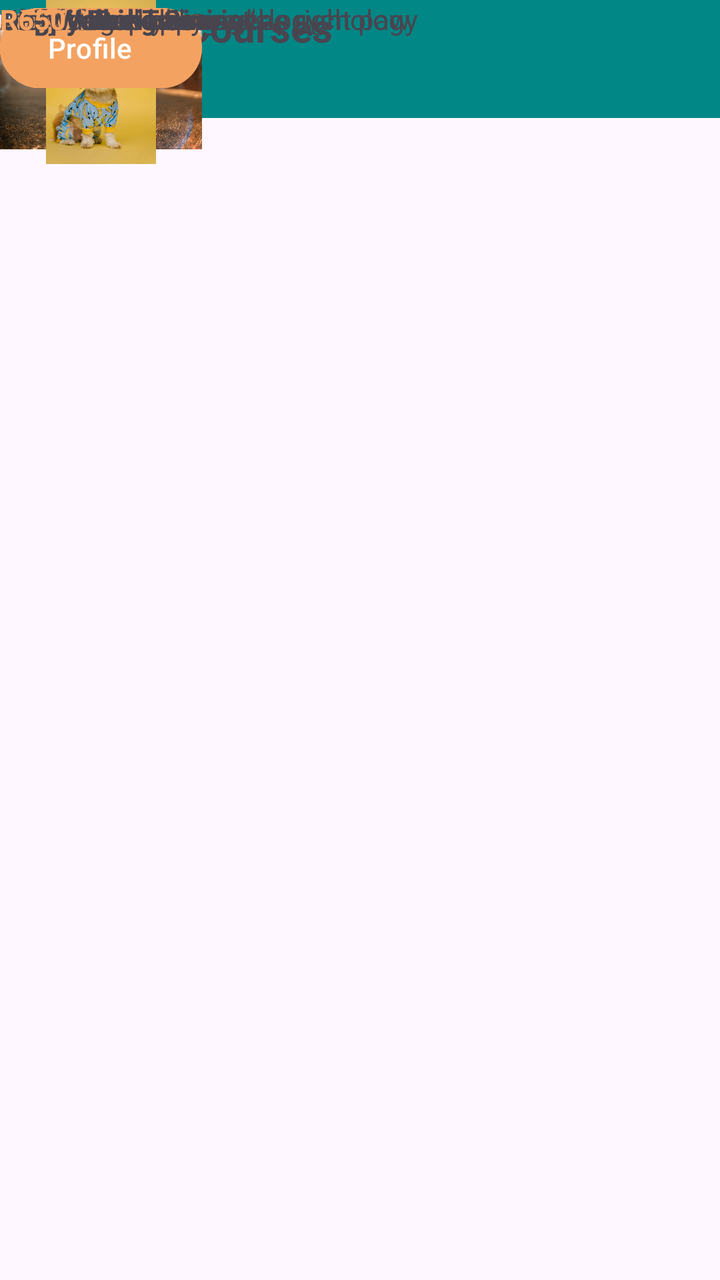
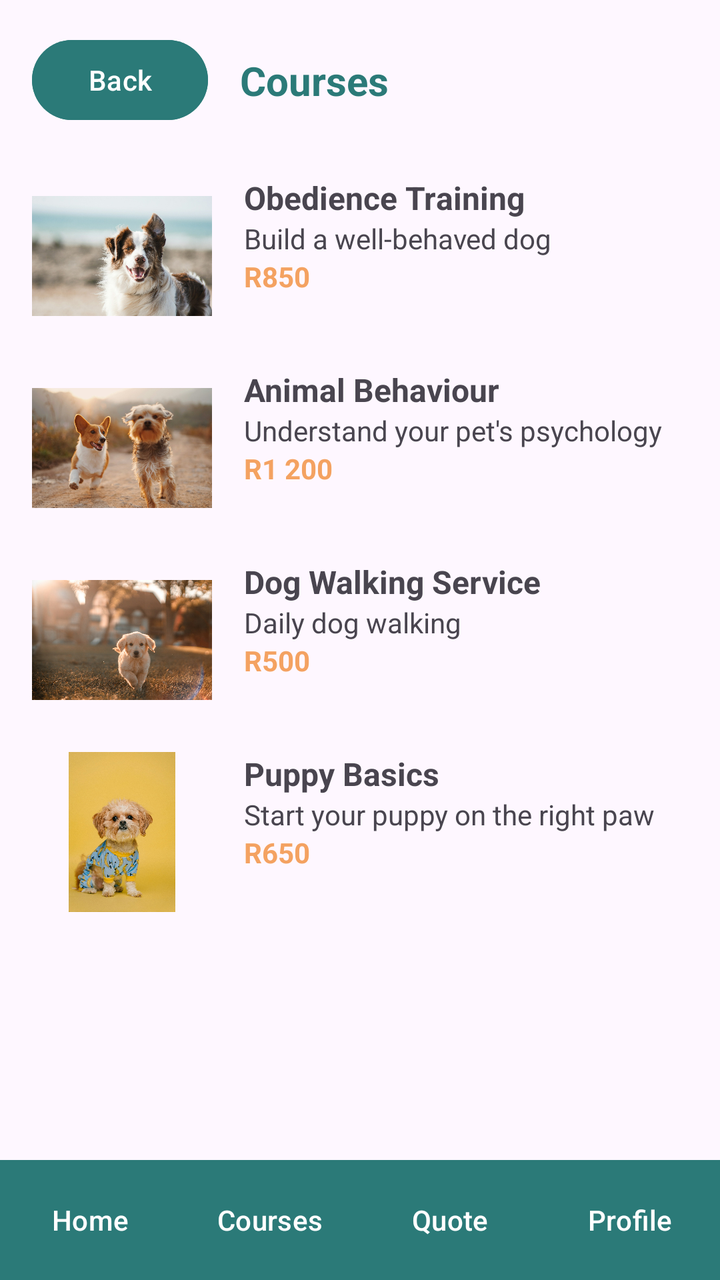

Before-and-after screenshots of an Android layout around one commit, followed by the original layout XML and the change that was made.
<!-- AndroidManifest.xml: application theme Theme.PassitvePetAcademy -->
<!-- res/layout/activity_screen7.xml -->
<?xml version="1.0" encoding="utf-8"?>
<androidx.constraintlayout.widget.ConstraintLayout xmlns:android="http://schemas.android.com/apk/res/android"
    xmlns:app="http://schemas.android.com/apk/res-auto"
    xmlns:tools="http://schemas.android.com/tools"
    android:id="@+id/main"
    android:layout_width="match_parent"
    android:layout_height="match_parent"
    tools:context=".screen7">

    <ImageView
        android:id="@+id/imageView9"
        android:layout_width="412dp"
        android:layout_height="59dp"
        app:srcCompat="@color/design_default_color_secondary_variant"
        tools:layout_editor_absoluteX="1dp"
        tools:layout_editor_absoluteY="672dp" />

    <TextView
        android:id="@+id/textView26"
        android:layout_width="wrap_content"
        android:layout_height="wrap_content"
        android:layout_marginStart="4dp"
        android:text="Courses"
        android:textSize="20sp"
        android:textStyle="bold"
        app:layout_constraintStart_toEndOf="@+id/btnBack7"
        tools:layout_editor_absoluteY="16dp" />

    <Button
        android:id="@+id/btnBack7"
        android:layout_width="wrap_content"
        android:layout_height="wrap_content"
        android:layout_marginTop="9dp"
        android:backgroundTint="#2B7A78"
        android:text="Back"
        app:layout_constraintTop_toTopOf="parent"
        tools:layout_editor_absoluteX="1dp" />

    <ImageView
        android:id="@+id/imageView10"
        android:layout_width="101dp"
        android:layout_height="82dp"
        android:layout_marginTop="18dp"
        android:layout_marginEnd="10dp"
        app:layout_constraintEnd_toStartOf="@+id/textView12"
        app:layout_constraintTop_toBottomOf="@+id/btnBack7"
        app:srcCompat="@drawable/pet_photo_01_happy_dog" />

    <ImageView
        android:id="@+id/imageView11"
        android:layout_width="101dp"
        android:layout_height="82dp"
        app:srcCompat="@drawable/pet_photo_02_dogs_playing"
        tools:layout_editor_absoluteX="21dp"
        tools:layout_editor_absoluteY="174dp" />

    <ImageView
        android:id="@+id/imageView12"
        android:layout_width="101dp"
        android:layout_height="82dp"
        app:srcCompat="@drawable/pet_photo_06_pet_toy"
        tools:layout_editor_absoluteX="21dp"
        tools:layout_editor_absoluteY="278dp" />

    <ImageView
        android:id="@+id/imageView13"
        android:layout_width="101dp"
        android:layout_height="82dp"
        app:srcCompat="@drawable/pet_photo_05_pet_bed"
        tools:layout_editor_absoluteX="21dp"
        tools:layout_editor_absoluteY="374dp" />

    <Button
        android:id="@+id/btnHome7"
        android:layout_width="wrap_content"
        android:layout_height="wrap_content"
        android:backgroundTint="#F4A261"
        android:text="Home"
        tools:layout_editor_absoluteX="9dp"
        tools:layout_editor_absoluteY="679dp" />

    <Button
        android:id="@+id/btnCourses7"
        android:layout_width="wrap_content"
        android:layout_height="wrap_content"
        android:backgroundTint="#F4A261"
        android:text="Courses"
        tools:layout_editor_absoluteX="105dp"
        tools:layout_editor_absoluteY="679dp" />

    <Button
        android:id="@+id/btnQoute7"
        android:layout_width="wrap_content"
        android:layout_height="wrap_content"
        android:backgroundTint="#F4A261"
        android:text="Qoute"
        tools:layout_editor_absoluteX="219dp"
        tools:layout_editor_absoluteY="679dp" />

    <Button
        android:id="@+id/btnProfile7"
        android:layout_width="wrap_content"
        android:layout_height="wrap_content"
        android:backgroundTint="#F4A261"
        android:text="Profile"
        tools:layout_editor_absoluteX="316dp"
        tools:layout_editor_absoluteY="677dp" />

    <TextView
        android:id="@+id/textView12"
        android:layout_width="wrap_content"
        android:layout_height="wrap_content"
        android:text="Obedience Training"
        android:textStyle="bold"
        tools:layout_editor_absoluteX="132dp"
        tools:layout_editor_absoluteY="76dp" />

    <TextView
        android:id="@+id/textView15"
        android:layout_width="wrap_content"
        android:layout_height="wrap_content"
        android:text="Animal Behaviour"
        android:textStyle="bold"
        tools:layout_editor_absoluteX="133dp"
        tools:layout_editor_absoluteY="174dp" />

    <TextView
        android:id="@+id/textView52"
        android:layout_width="wrap_content"
        android:layout_height="wrap_content"
        android:text="Build a well-behaved dog"
        tools:layout_editor_absoluteX="132dp"
        tools:layout_editor_absoluteY="102dp" />

    <TextView
        android:id="@+id/textView53"
        android:layout_width="wrap_content"
        android:layout_height="wrap_content"
        android:text="R850"
        android:textColor="#F4A261"
        android:textStyle="bold"
        tools:layout_editor_absoluteX="133dp"
        tools:layout_editor_absoluteY="132dp" />

    <TextView
        android:id="@+id/textView54"
        android:layout_width="wrap_content"
        android:layout_height="wrap_content"
        android:text="Understand your pet's psychology"
        tools:layout_editor_absoluteX="133dp"
        tools:layout_editor_absoluteY="200dp" />

    <TextView
        android:id="@+id/textView55"
        android:layout_width="wrap_content"
        android:layout_height="wrap_content"
        android:text="R1 200"
        android:textColor="#F4A261"
        android:textStyle="bold"
        tools:layout_editor_absoluteX="133dp"
        tools:layout_editor_absoluteY="230dp" />

    <TextView
        android:id="@+id/textView56"
        android:layout_width="wrap_content"
        android:layout_height="wrap_content"
        android:text="Dog Walking Service"
        android:textStyle="bold"
        tools:layout_editor_absoluteX="133dp"
        tools:layout_editor_absoluteY="281dp" />

    <TextView
        android:id="@+id/textView57"
        android:layout_width="wrap_content"
        android:layout_height="wrap_content"
        android:text="Daily dog walking"
        tools:layout_editor_absoluteX="132dp"
        tools:layout_editor_absoluteY="303dp" />

    <TextView
        android:id="@+id/textView58"
        android:layout_width="wrap_content"
        android:layout_height="wrap_content"
        android:text="R500"
        android:textColor="#F4A261"
        android:textStyle="bold"
        tools:layout_editor_absoluteX="133dp"
        tools:layout_editor_absoluteY="333dp" />

    <TextView
        android:id="@+id/textView59"
        android:layout_width="wrap_content"
        android:layout_height="wrap_content"
        android:text="Puppy Basics"
        android:textStyle="bold"
        tools:layout_editor_absoluteX="135dp"
        tools:layout_editor_absoluteY="374dp" />

    <TextView
        android:id="@+id/textView60"
        android:layout_width="wrap_content"
        android:layout_height="wrap_content"
        android:text="Start your puppy on the right paw"
        tools:layout_editor_absoluteX="135dp"
        tools:layout_editor_absoluteY="400dp" />

    <TextView
        android:id="@+id/textView61"
        android:layout_width="wrap_content"
        android:layout_height="wrap_content"
        android:text="R650"
        android:textColor="#F4A261"
        android:textStyle="bold"
        tools:layout_editor_absoluteX="135dp"
        tools:layout_editor_absoluteY="436dp" />
</androidx.constraintlayout.widget.ConstraintLayout>
<!-- resources referenced by this layout -->
<resources>
  <!-- drawable pet_photo_01_happy_dog: jpg bitmap (drawable, 179585 bytes) -->
  <!-- drawable pet_photo_02_dogs_playing: jpg bitmap (drawable, 182692 bytes) -->
  <!-- drawable pet_photo_05_pet_bed: jpg bitmap (drawable, 486595 bytes) -->
  <!-- drawable pet_photo_06_pet_toy: jpg bitmap (drawable, 240184 bytes) -->
  <style name="Theme.PassitvePetAcademy" parent="Base.Theme.PassitvePetAcademy" />
  <style name="Base.Theme.PassitvePetAcademy" parent="Theme.Material3.DayNight.NoActionBar">
          
          
      </style>
</resources>

<!-- the commit's change to res/layout/activity_screen7.xml (unified diff, before → after) -->
@@ -7,210 +7,245 @@
     android:layout_height="match_parent"
     tools:context=".screen7">
 
-    <ImageView
-        android:id="@+id/imageView9"
-        android:layout_width="412dp"
-        android:layout_height="59dp"
-        app:srcCompat="@color/design_default_color_secondary_variant"
-        tools:layout_editor_absoluteX="1dp"
-        tools:layout_editor_absoluteY="672dp" />
-
-    <TextView
-        android:id="@+id/textView26"
-        android:layout_width="wrap_content"
-        android:layout_height="wrap_content"
-        android:layout_marginStart="4dp"
-        android:text="Courses"
-        android:textSize="20sp"
-        android:textStyle="bold"
-        app:layout_constraintStart_toEndOf="@+id/btnBack7"
-        tools:layout_editor_absoluteY="16dp" />
-
     <Button
         android:id="@+id/btnBack7"
         android:layout_width="wrap_content"
         android:layout_height="wrap_content"
-        android:layout_marginTop="9dp"
+        android:layout_marginStart="16dp"
+        android:layout_marginTop="16dp"
         android:backgroundTint="#2B7A78"
         android:text="Back"
-        app:layout_constraintTop_toTopOf="parent"
-        tools:layout_editor_absoluteX="1dp" />
+        app:layout_constraintStart_toStartOf="parent"
+        app:layout_constraintTop_toTopOf="parent" />
+
+    <TextView
+        android:id="@+id/textView26"
+        android:layout_width="wrap_content"
+        android:layout_height="wrap_content"
+        android:layout_marginStart="16dp"
+        android:text="Courses"
+        android:textColor="#2B7A78"
+        android:textSize="20sp"
+        android:textStyle="bold"
+        app:layout_constraintBottom_toBottomOf="@+id/btnBack7"
+        app:layout_constraintStart_toEndOf="@+id/btnBack7"
+        app:layout_constraintTop_toTopOf="@+id/btnBack7" />
 
     <ImageView
         android:id="@+id/imageView10"
-        android:layout_width="101dp"
-        android:layout_height="82dp"
-        android:layout_marginTop="18dp"
-        android:layout_marginEnd="10dp"
-        app:layout_constraintEnd_toStartOf="@+id/textView12"
+        android:layout_width="90dp"
+        android:layout_height="80dp"
+        android:layout_marginStart="16dp"
+        android:layout_marginTop="24dp"
+        app:layout_constraintStart_toStartOf="parent"
         app:layout_constraintTop_toBottomOf="@+id/btnBack7"
         app:srcCompat="@drawable/pet_photo_01_happy_dog" />
 
+    <TextView
+        android:id="@+id/textView12"
+        android:layout_width="wrap_content"
+        android:layout_height="wrap_content"
+        android:layout_marginStart="16dp"
+        android:text="Obedience Training"
+        android:textSize="16sp"
+        android:textStyle="bold"
+        app:layout_constraintStart_toEndOf="@+id/imageView10"
+        app:layout_constraintTop_toTopOf="@+id/imageView10" />
+
+    <TextView
+        android:id="@+id/textView52"
+        android:layout_width="wrap_content"
+        android:layout_height="wrap_content"
+        android:text="Build a well-behaved dog"
+        android:textSize="14sp"
+        app:layout_constraintStart_toStartOf="@+id/textView12"
+        app:layout_constraintTop_toBottomOf="@+id/textView12" />
+
+    <TextView
+        android:id="@+id/textView53"
+        android:layout_width="wrap_content"
+        android:layout_height="wrap_content"
+        android:text="R850"
+        android:textColor="#F4A261"
+        android:textStyle="bold"
+        app:layout_constraintStart_toStartOf="@+id/textView52"
+        app:layout_constraintTop_toBottomOf="@+id/textView52" />
+
     <ImageView
         android:id="@+id/imageView11"
-        android:layout_width="101dp"
-        android:layout_height="82dp"
-        app:srcCompat="@drawable/pet_photo_02_dogs_playing"
-        tools:layout_editor_absoluteX="21dp"
-        tools:layout_editor_absoluteY="174dp" />
+        android:layout_width="90dp"
+        android:layout_height="80dp"
+        android:layout_marginStart="16dp"
+        android:layout_marginTop="16dp"
+        app:layout_constraintStart_toStartOf="parent"
+        app:layout_constraintTop_toBottomOf="@+id/imageView10"
+        app:srcCompat="@drawable/pet_photo_02_dogs_playing" />
+
+    <TextView
+        android:id="@+id/textView15"
+        android:layout_width="wrap_content"
+        android:layout_height="wrap_content"
+        android:layout_marginStart="16dp"
+        android:text="Animal Behaviour"
+        android:textSize="16sp"
+        android:textStyle="bold"
+        app:layout_constraintStart_toEndOf="@+id/imageView11"
+        app:layout_constraintTop_toTopOf="@+id/imageView11" />
+
+    <TextView
+        android:id="@+id/textView54"
+        android:layout_width="wrap_content"
+        android:layout_height="wrap_content"
+        android:text="Understand your pet's psychology"
+        android:textSize="14sp"
+        app:layout_constraintStart_toStartOf="@+id/textView15"
+        app:layout_constraintTop_toBottomOf="@+id/textView15" />
+
+    <TextView
+        android:id="@+id/textView55"
+        android:layout_width="wrap_content"
+        android:layout_height="wrap_content"
+        android:text="R1 200"
+        android:textColor="#F4A261"
+        android:textStyle="bold"
+        app:layout_constraintStart_toStartOf="@+id/textView54"
+        app:layout_constraintTop_toBottomOf="@+id/textView54" />
 
     <ImageView
         android:id="@+id/imageView12"
-        android:layout_width="101dp"
-        android:layout_height="82dp"
-        app:srcCompat="@drawable/pet_photo_06_pet_toy"
-        tools:layout_editor_absoluteX="21dp"
-        tools:layout_editor_absoluteY="278dp" />
+        android:layout_width="90dp"
+        android:layout_height="80dp"
+        android:layout_marginStart="16dp"
+        android:layout_marginTop="16dp"
+        app:layout_constraintStart_toStartOf="parent"
+        app:layout_constraintTop_toBottomOf="@+id/imageView11"
+        app:srcCompat="@drawable/pet_photo_06_pet_toy" />
+
+    <TextView
+        android:id="@+id/textView56"
+        android:layout_width="wrap_content"
+        android:layout_height="wrap_content"
+        android:layout_marginStart="16dp"
+        android:text="Dog Walking Service"
+        android:textSize="16sp"
+        android:textStyle="bold"
+        app:layout_constraintStart_toEndOf="@+id/imageView12"
+        app:layout_constraintTop_toTopOf="@+id/imageView12" />
+
+    <TextView
+        android:id="@+id/textView57"
+        android:layout_width="wrap_content"
+        android:layout_height="wrap_content"
+        android:text="Daily dog walking"
+        android:textSize="14sp"
+        app:layout_constraintStart_toStartOf="@+id/textView56"
+        app:layout_constraintTop_toBottomOf="@+id/textView56" />
+
+    <TextView
+        android:id="@+id/textView58"
+        android:layout_width="wrap_content"
+        android:layout_height="wrap_content"
+        android:text="R500"
+        android:textColor="#F4A261"
+        android:textStyle="bold"
+        app:layout_constraintStart_toStartOf="@+id/textView57"
+        app:layout_constraintTop_toBottomOf="@+id/textView57" />
 
     <ImageView
         android:id="@+id/imageView13"
-        android:layout_width="101dp"
-        android:layout_height="82dp"
-        app:srcCompat="@drawable/pet_photo_05_pet_bed"
-        tools:layout_editor_absoluteX="21dp"
-        tools:layout_editor_absoluteY="374dp" />
+        android:layout_width="90dp"
+        android:layout_height="80dp"
+        android:layout_marginStart="16dp"
+        android:layout_marginTop="16dp"
+        app:layout_constraintStart_toStartOf="parent"
+        app:layout_constraintTop_toBottomOf="@+id/imageView12"
+        app:srcCompat="@drawable/pet_photo_05_pet_bed" />
+
+    <TextView
+        android:id="@+id/textView59"
+        android:layout_width="wrap_content"
+        android:layout_height="wrap_content"
+        android:layout_marginStart="16dp"
+        android:text="Puppy Basics"
+        android:textSize="16sp"
+        android:textStyle="bold"
+        app:layout_constraintStart_toEndOf="@+id/imageView13"
+        app:layout_constraintTop_toTopOf="@+id/imageView13" />
+
+    <TextView
+        android:id="@+id/textView60"
+        android:layout_width="wrap_content"
+        android:layout_height="wrap_content"
+        android:text="Start your puppy on the right paw"
+        android:textSize="14sp"
+        app:layout_constraintStart_toStartOf="@+id/textView59"
+        app:layout_constraintTop_toBottomOf="@+id/textView59" />
+
+    <TextView
+        android:id="@+id/textView61"
+        android:layout_width="wrap_content"
+        android:layout_height="wrap_content"
+        android:text="R650"
+        android:textColor="#F4A261"
+        android:textStyle="bold"
+        app:layout_constraintStart_toStartOf="@+id/textView60"
+        app:layout_constraintTop_toBottomOf="@+id/textView60" />
+
+    <View
+        android:id="@+id/bottomNavBg7"
+        android:layout_width="0dp"
+        android:layout_height="60dp"
+        android:background="#2B7A78"
+        app:layout_constraintBottom_toBottomOf="parent"
+        app:layout_constraintEnd_toEndOf="parent"
+        app:layout_constraintStart_toStartOf="parent" />
 
     <Button
         android:id="@+id/btnHome7"
-        android:layout_width="wrap_content"
-        android:layout_height="wrap_content"
-        android:backgroundTint="#F4A261"
+        style="@style/Widget.Material3.Button.TextButton"
+        android:layout_width="0dp"
+        android:layout_height="wrap_content"
         android:text="Home"
-        tools:layout_editor_absoluteX="9dp"
-        tools:layout_editor_absoluteY="679dp" />
+        android:textColor="#FFFFFF"
+        app:layout_constraintBottom_toBottomOf="@+id/bottomNavBg7"
+        app:layout_constraintEnd_toStartOf="@+id/btnCourses7"
+        app:layout_constraintStart_toStartOf="@+id/bottomNavBg7"
+        app:layout_constraintTop_toTopOf="@+id/bottomNavBg7" />
 
     <Button
         android:id="@+id/btnCourses7"
-        android:layout_width="wrap_content"
-        android:layout_height="wrap_content"
-        android:backgroundTint="#F4A261"
+        style="@style/Widget.Material3.Button.TextButton"
+        android:layout_width="0dp"
+        android:layout_height="wrap_content"
         android:text="Courses"
-        tools:layout_editor_absoluteX="105dp"
-        tools:layout_editor_absoluteY="679dp" />
+        android:textColor="#FFFFFF"
+        app:layout_constraintBottom_toBottomOf="@+id/bottomNavBg7"
+        app:layout_constraintEnd_toStartOf="@+id/btnQoute7"
+        app:layout_constraintStart_toEndOf="@+id/btnHome7"
+        app:layout_constraintTop_toTopOf="@+id/bottomNavBg7" />
 
     <Button
         android:id="@+id/btnQoute7"
-        android:layout_width="wrap_content"
-        android:layout_height="wrap_content"
-        android:backgroundTint="#F4A261"
-        android:text="Qoute"
-        tools:layout_editor_absoluteX="219dp"
-        tools:layout_editor_absoluteY="679dp" />
+        style="@style/Widget.Material3.Button.TextButton"
+        android:layout_width="0dp"
+        android:layout_height="wrap_content"
+        android:text="Quote"
+        android:textColor="#FFFFFF"
+        app:layout_constraintBottom_toBottomOf="@+id/bottomNavBg7"
+        app:layout_constraintEnd_toStartOf="@+id/btnProfile7"
+        app:layout_constraintStart_toEndOf="@+id/btnCourses7"
+        app:layout_constraintTop_toTopOf="@+id/bottomNavBg7" />
 
     <Button
         android:id="@+id/btnProfile7"
-        android:layout_width="wrap_content"
-        android:layout_height="wrap_content"
-        android:backgroundTint="#F4A261"
+        style="@style/Widget.Material3.Button.TextButton"
+        android:layout_width="0dp"
+        android:layout_height="wrap_content"
         android:text="Profile"
-        tools:layout_editor_absoluteX="316dp"
-        tools:layout_editor_absoluteY="677dp" />
-
-    <TextView
-        android:id="@+id/textView12"
-        android:layout_width="wrap_content"
-        android:layout_height="wrap_content"
-        android:text="Obedience Training"
-        android:textStyle="bold"
-        tools:layout_editor_absoluteX="132dp"
-        tools:layout_editor_absoluteY="76dp" />
-
-    <TextView
-        android:id="@+id/textView15"
-        android:layout_width="wrap_content"
-        android:layout_height="wrap_content"
-        android:text="Animal Behaviour"
-        android:textStyle="bold"
-        tools:layout_editor_absoluteX="133dp"
-        tools:layout_editor_absoluteY="174dp" />
-
-    <TextView
-        android:id="@+id/textView52"
-        android:layout_width="wrap_content"
-        android:layout_height="wrap_content"
-        android:text="Build a well-behaved dog"
-        tools:layout_editor_absoluteX="132dp"
-        tools:layout_editor_absoluteY="102dp" />
-
-    <TextView
-        android:id="@+id/textView53"
-        android:layout_width="wrap_content"
-        android:layout_height="wrap_content"
-        android:text="R850"
-        android:textColor="#F4A261"
-        android:textStyle="bold"
-        tools:layout_editor_absoluteX="133dp"
-        tools:layout_editor_absoluteY="132dp" />
-
-    <TextView
-        android:id="@+id/textView54"
-        android:layout_width="wrap_content"
-        android:layout_height="wrap_content"
-        android:text="Understand your pet's psychology"
-        tools:layout_editor_absoluteX="133dp"
-        tools:layout_editor_absoluteY="200dp" />
-
-    <TextView
-        android:id="@+id/textView55"
-        android:layout_width="wrap_content"
-        android:layout_height="wrap_content"
-        android:text="R1 200"
-        android:textColor="#F4A261"
-        android:textStyle="bold"
-        tools:layout_editor_absoluteX="133dp"
-        tools:layout_editor_absoluteY="230dp" />
-
-    <TextView
-        android:id="@+id/textView56"
-        android:layout_width="wrap_content"
-        android:layout_height="wrap_content"
-        android:text="Dog Walking Service"
-        android:textStyle="bold"
-        tools:layout_editor_absoluteX="133dp"
-        tools:layout_editor_absoluteY="281dp" />
-
-    <TextView
-        android:id="@+id/textView57"
-        android:layout_width="wrap_content"
-        android:layout_height="wrap_content"
-        android:text="Daily dog walking"
-        tools:layout_editor_absoluteX="132dp"
-        tools:layout_editor_absoluteY="303dp" />
-
-    <TextView
-        android:id="@+id/textView58"
-        android:layout_width="wrap_content"
-        android:layout_height="wrap_content"
-        android:text="R500"
-        android:textColor="#F4A261"
-        android:textStyle="bold"
-        tools:layout_editor_absoluteX="133dp"
-        tools:layout_editor_absoluteY="333dp" />
-
-    <TextView
-        android:id="@+id/textView59"
-        android:layout_width="wrap_content"
-        android:layout_height="wrap_content"
-        android:text="Puppy Basics"
-        android:textStyle="bold"
-        tools:layout_editor_absoluteX="135dp"
-        tools:layout_editor_absoluteY="374dp" />
-
-    <TextView
-        android:id="@+id/textView60"
-        android:layout_width="wrap_content"
-        android:layout_height="wrap_content"
-        android:text="Start your puppy on the right paw"
-        tools:layout_editor_absoluteX="135dp"
-        tools:layout_editor_absoluteY="400dp" />
-
-    <TextView
-        android:id="@+id/textView61"
-        android:layout_width="wrap_content"
-        android:layout_height="wrap_content"
-        android:text="R650"
-        android:textColor="#F4A261"
-        android:textStyle="bold"
-        tools:layout_editor_absoluteX="135dp"
-        tools:layout_editor_absoluteY="436dp" />
+        android:textColor="#FFFFFF"
+        app:layout_constraintBottom_toBottomOf="@+id/bottomNavBg7"
+        app:layout_constraintEnd_toEndOf="@+id/bottomNavBg7"
+        app:layout_constraintStart_toEndOf="@+id/btnQoute7"
+        app:layout_constraintTop_toTopOf="@+id/bottomNavBg7" />
+
 </androidx.constraintlayout.widget.ConstraintLayout>
